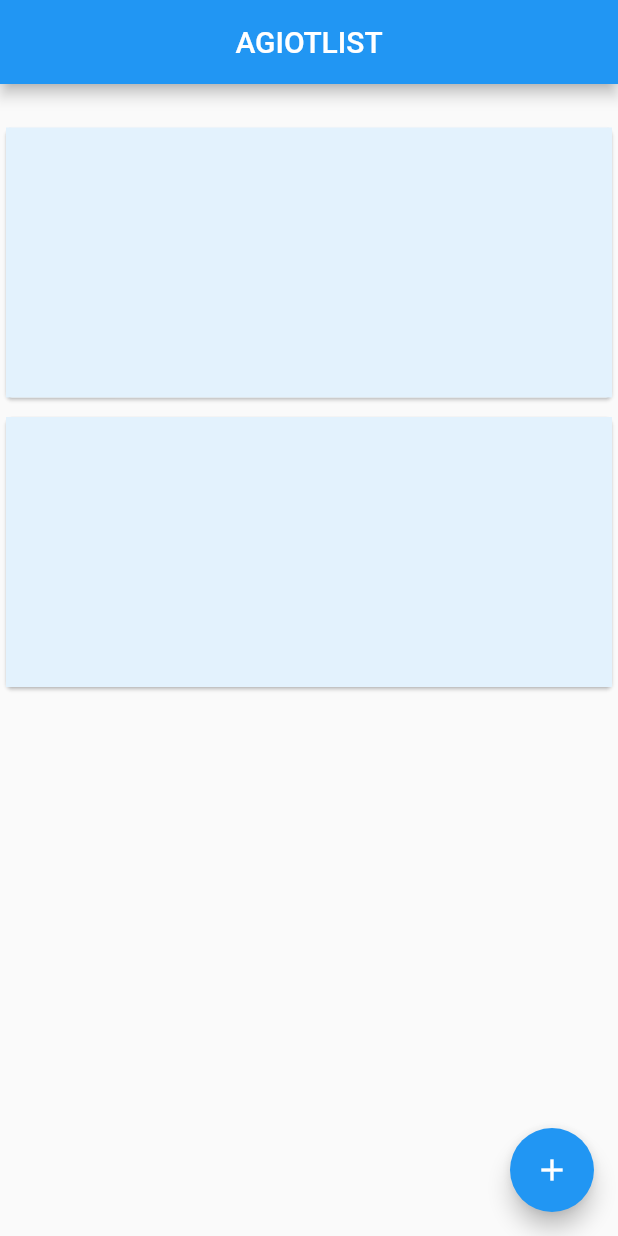
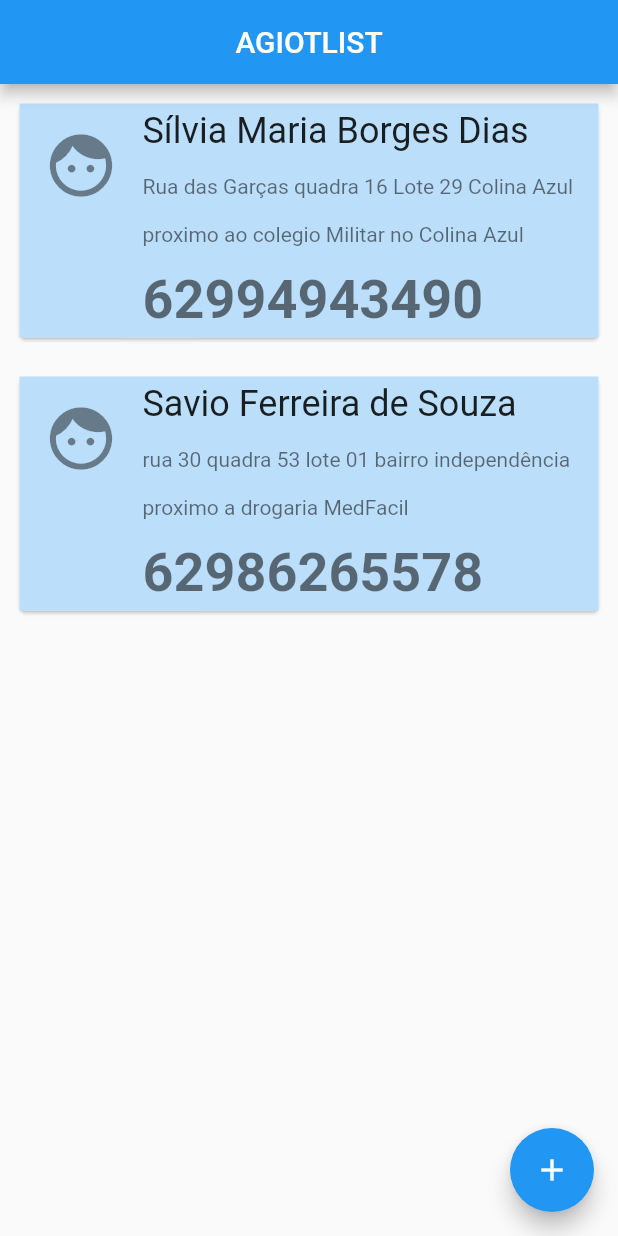
Before and after one commit to SavioFS/MeusClientes, a Flutter app: the screen it shows after launch, on a phone screen of 412 x 824 dp. Run offline on Flutter 3.47's test engine with Material 2 defaults, Android fonts, the phone set to English and light mode, and no system bars.

Commit message:
Base de Layout pronto

```diff
--- a/MeusClientes/lib/main.dart
+++ b/MeusClientes/lib/main.dart
@@ -38,6 +38,43 @@ class _MyHomePageState extends State<MyHomePage> {
     });
   }
 
+  Widget construirCard(String nome, String endereco, String telefone) {
+    return Padding(
+      padding: const EdgeInsets.all(8.0),
+      child: Card(
+        margin: EdgeInsets.all(5),
+        child: Container(
+          color: Colors.blue[100],
+          child: ListTile(
+            leading: Icon(
+              Icons.face,
+              size: 50,
+            ),
+            title: Text(nome,
+            style: TextStyle(
+              fontSize: 24,
+            ),),
+            subtitle: Column(
+              crossAxisAlignment: CrossAxisAlignment.stretch,
+              children: [
+                SizedBox(
+                  height: 15,
+                ),
+                Text(endereco),
+                SizedBox(
+                  height: 15,
+                ),
+                Text(telefone,
+                style: TextStyle(fontWeight: FontWeight.bold,
+                fontSize: 36),),
+              ],
+            ),
+          ),
+        ),
+      ),
+    );
+  }
+
   @override
   Widget build(BuildContext context) {
     var lista = [
@@ -72,25 +109,15 @@ class _MyHomePageState extends State<MyHomePage> {
       ),
       body: Column(
         children: [
-          SizedBox(
-            height: 25,
+          construirCard(
+            lista[0]['nome'],
+            lista[0]['endereco'],
+            lista[0]['telefone'],
           ),
-          Card(
-            child: Container(
-              width: MediaQuery.of(context).size.width,
-              height: 180,
-              color: Colors.blue[50],
-            ),
-          ),
-          SizedBox(
-            height: 5,
-          ),
-          Card(
-            child: Container(
-              width: MediaQuery.of(context).size.width,
-              height: 180,
-              color: Colors.blue[50],
-            ),
+          construirCard(
+            lista[1]['nome'],
+            lista[1]['endereco'],
+            lista[1]['telefone'],
           ),
         ],
       ),
```
